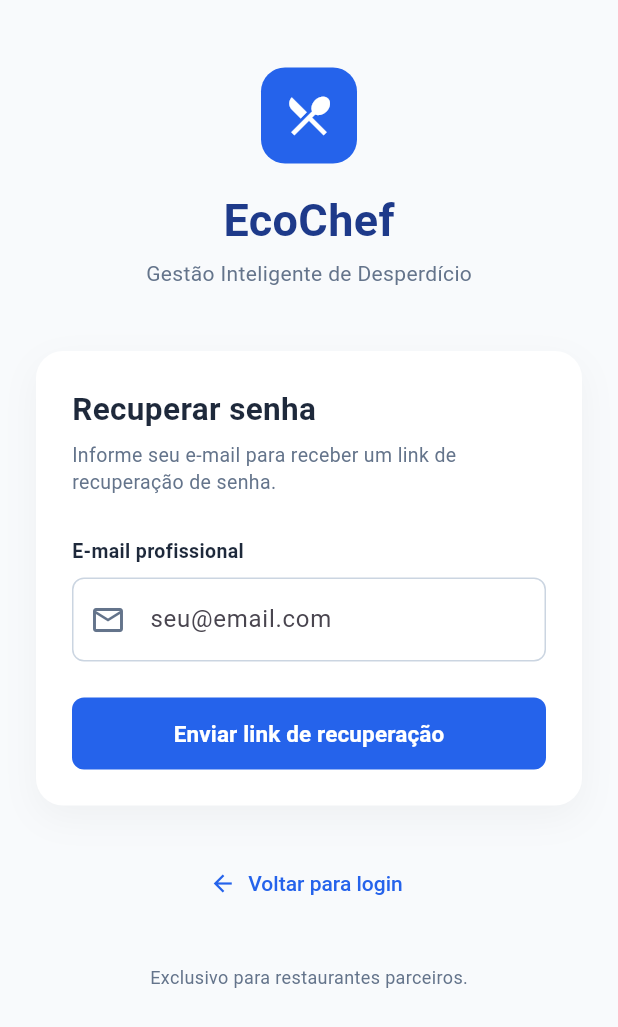
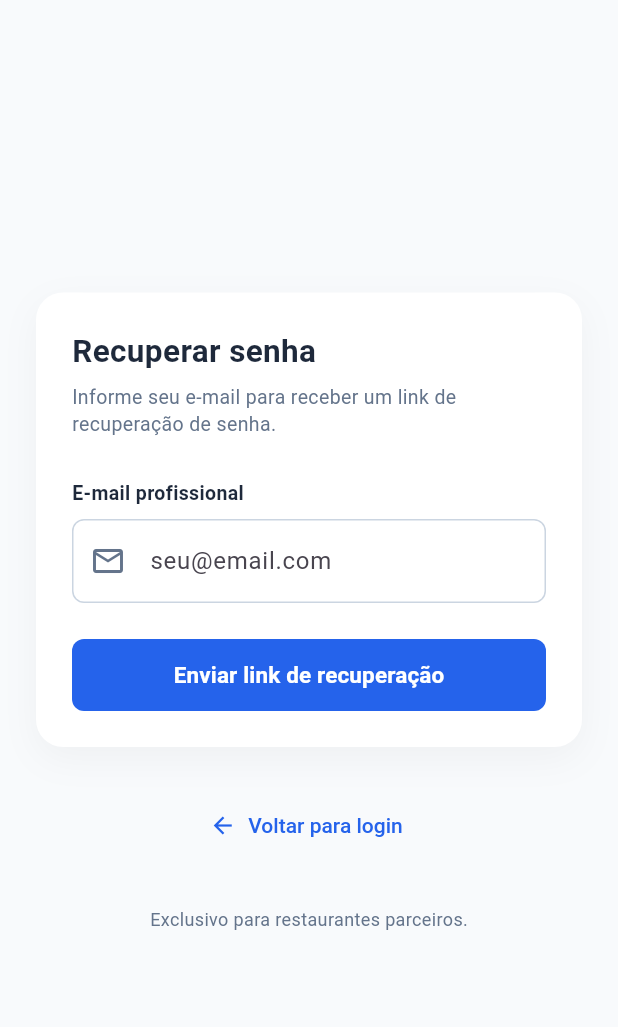
Before and after one commit to rafaelfernandespro/EcoChef, a Flutter app: the screen it shows after launch, after a tap on "Esqueci minha senha", on a phone screen of 412 x 824 dp. Shown: the top 1027 px of the screen. Run offline on Flutter 3.47's test engine with Material 3 defaults, Android fonts, the phone set to English and light mode, and no system bars; our stand-ins replace cloud_firestore, firebase_auth, firebase_core; accounts and stored records are empty.

Commit message:
Ajustes finais para o celular

```diff
--- a/lib/Views/auth/esqueceu-senha/enviar-codigo.dart
+++ b/lib/Views/auth/esqueceu-senha/enviar-codigo.dart
@@ -5,11 +5,13 @@ class ForgotPasswordPage extends StatefulWidget {
   const ForgotPasswordPage({super.key});
 
   @override
-  State<ForgotPasswordPage> createState() => _ForgotPasswordPageState();
+  State<ForgotPasswordPage> createState() =>
+      _ForgotPasswordPageState();
 }
 
 class _ForgotPasswordPageState extends State<ForgotPasswordPage> {
-  final TextEditingController emailController = TextEditingController();
+  final TextEditingController emailController =
+      TextEditingController();
 
   final _formKey = GlobalKey<FormState>();
   bool _carregando = false;
@@ -55,7 +57,8 @@ class _ForgotPasswordPageState extends State<ForgotPasswordPage> {
           break;
 
         case 'too-many-requests':
-          mensagem = 'Muitas tentativas. Tente novamente mais tarde.';
+          mensagem =
+              'Muitas tentativas. Tente novamente mais tarde.';
           break;
 
         case 'network-request-failed':
@@ -63,7 +66,8 @@ class _ForgotPasswordPageState extends State<ForgotPasswordPage> {
           break;
 
         default:
-          mensagem = 'Não foi possível enviar o link. Tente novamente.';
+          mensagem =
+              'Não foi possível enviar o link. Tente novamente.';
       }
 
       if (!mounted) return;
@@ -86,59 +90,32 @@ class _ForgotPasswordPageState extends State<ForgotPasswordPage> {
       backgroundColor: const Color(0xFFF8FAFC),
 
       body: SafeArea(
-        child: SingleChildScrollView(
-          child: Padding(
-            padding: const EdgeInsets.symmetric(horizontal: 24),
-            child: Column(
-              children: [
-                const SizedBox(height: 45),
-
-                // LOGO
-                Container(
-                  width: 64,
-                  height: 64,
-                  decoration: BoxDecoration(
-                    color: const Color(0xFF2563EB),
-                    borderRadius: BorderRadius.circular(16),
-                  ),
-                  child: const Icon(
-                    Icons.restaurant_menu,
-                    color: Colors.white,
-                    size: 34,
-                  ),
+        child: LayoutBuilder(
+          builder: (context, constraints) {
+            return SingleChildScrollView(
+              child: ConstrainedBox(
+                constraints: BoxConstraints(
+                  minHeight: constraints.maxHeight,
                 ),
 
-                const SizedBox(height: 16),
-
-                // NOME
-                const Text(
-                  'EcoChef',
-                  style: TextStyle(
-                    fontSize: 30,
-                    fontWeight: FontWeight.bold,
-                    color: Color(0xFF1E3A8A),
-                  ),
+                child: Padding(
+                  padding: const EdgeInsets.symmetric(
+                    horizontal: 24,
                   ),
 
-                const SizedBox(height: 4),
-
-                const Text(
-                  'Gestão Inteligente de Desperdício',
-                  style: TextStyle(
-                    fontSize: 14,
-                    color: Color(0xFF64748B),
-                  ),
-                ),
-
-                const SizedBox(height: 42),
+                  child: Column(
+                    mainAxisAlignment: MainAxisAlignment.center,
+                    children: [
 
                       // CARD
                       Container(
                         width: double.infinity,
                         padding: const EdgeInsets.all(24),
+
                         decoration: BoxDecoration(
                           color: Colors.white,
                           borderRadius: BorderRadius.circular(18),
+
                           boxShadow: [
                             BoxShadow(
                               color: Colors.black.withOpacity(0.04),
@@ -150,9 +127,13 @@ class _ForgotPasswordPageState extends State<ForgotPasswordPage> {
 
                         child: Form(
                           key: _formKey,
+
                           child: Column(
-                      crossAxisAlignment: CrossAxisAlignment.start,
+                            crossAxisAlignment:
+                                CrossAxisAlignment.start,
+
                             children: [
+
                               // TÍTULO
                               const Text(
                                 'Recuperar senha',
@@ -191,7 +172,8 @@ class _ForgotPasswordPageState extends State<ForgotPasswordPage> {
                               // EMAIL
                               TextFormField(
                                 controller: emailController,
-                          keyboardType: TextInputType.emailAddress,
+                                keyboardType:
+                                    TextInputType.emailAddress,
 
                                 decoration: InputDecoration(
                                   hintText: 'seu@email.com',
@@ -204,27 +186,31 @@ class _ForgotPasswordPageState extends State<ForgotPasswordPage> {
                                   filled: true,
                                   fillColor: Colors.white,
 
-                            contentPadding: const EdgeInsets.symmetric(
+                                  contentPadding:
+                                      const EdgeInsets.symmetric(
                                     horizontal: 16,
                                     vertical: 16,
                                   ),
 
                                   border: OutlineInputBorder(
-                              borderRadius: BorderRadius.circular(8),
+                                    borderRadius:
+                                        BorderRadius.circular(8),
                                     borderSide: const BorderSide(
                                       color: Color(0xFFCBD5E1),
                                     ),
                                   ),
 
                                   enabledBorder: OutlineInputBorder(
-                              borderRadius: BorderRadius.circular(8),
+                                    borderRadius:
+                                        BorderRadius.circular(8),
                                     borderSide: const BorderSide(
                                       color: Color(0xFFCBD5E1),
                                     ),
                                   ),
 
                                   focusedBorder: OutlineInputBorder(
-                              borderRadius: BorderRadius.circular(8),
+                                    borderRadius:
+                                        BorderRadius.circular(8),
                                     borderSide: const BorderSide(
                                       color: Color(0xFF2563EB),
                                       width: 1.5,
@@ -232,14 +218,17 @@ class _ForgotPasswordPageState extends State<ForgotPasswordPage> {
                                   ),
 
                                   errorBorder: OutlineInputBorder(
-                              borderRadius: BorderRadius.circular(8),
+                                    borderRadius:
+                                        BorderRadius.circular(8),
                                     borderSide: const BorderSide(
                                       color: Colors.red,
                                     ),
                                   ),
 
-                            focusedErrorBorder: OutlineInputBorder(
-                              borderRadius: BorderRadius.circular(8),
+                                  focusedErrorBorder:
+                                      OutlineInputBorder(
+                                    borderRadius:
+                                        BorderRadius.circular(8),
                                     borderSide: const BorderSide(
                                       color: Colors.red,
                                     ),
@@ -247,7 +236,8 @@ class _ForgotPasswordPageState extends State<ForgotPasswordPage> {
                                 ),
 
                                 validator: (value) {
-                            if (value == null || value.trim().isEmpty) {
+                                  if (value == null ||
+                                      value.trim().isEmpty) {
                                     return 'Informe seu e-mail';
                                   }
 
@@ -255,7 +245,9 @@ class _ForgotPasswordPageState extends State<ForgotPasswordPage> {
                                     r'^[^@\s]+@[^@\s]+\.[^@\s]+$',
                                   );
 
-                            if (!emailRegex.hasMatch(value.trim())) {
+                                  if (!emailRegex.hasMatch(
+                                    value.trim(),
+                                  )) {
                                     return 'Informe um e-mail válido';
                                   }
 
@@ -269,17 +261,21 @@ class _ForgotPasswordPageState extends State<ForgotPasswordPage> {
                               SizedBox(
                                 width: double.infinity,
                                 height: 48,
+
                                 child: ElevatedButton(
-                            onPressed: _carregando ? null : enviarCodigo,
+                                  onPressed: _carregando
+                                      ? null
+                                      : enviarCodigo,
 
                                   style: ElevatedButton.styleFrom(
-                              backgroundColor: const Color(0xFF2563EB),
+                                    backgroundColor:
+                                        const Color(0xFF2563EB),
                                     foregroundColor: Colors.white,
-
                                     elevation: 0,
 
                                     shape: RoundedRectangleBorder(
-                                borderRadius: BorderRadius.circular(8),
+                                      borderRadius:
+                                          BorderRadius.circular(8),
                                     ),
                                   ),
 
@@ -287,7 +283,9 @@ class _ForgotPasswordPageState extends State<ForgotPasswordPage> {
                                       ? const SizedBox(
                                           width: 22,
                                           height: 22,
-                                  child: CircularProgressIndicator(
+
+                                          child:
+                                              CircularProgressIndicator(
                                             strokeWidth: 2,
                                             color: Colors.white,
                                           ),
@@ -296,7 +294,8 @@ class _ForgotPasswordPageState extends State<ForgotPasswordPage> {
                                           'Enviar link de recuperação',
                                           style: TextStyle(
                                             fontSize: 15,
-                                    fontWeight: FontWeight.w600,
+                                            fontWeight:
+                                                FontWeight.w600,
                                           ),
                                         ),
                                 ),
@@ -324,7 +323,9 @@ class _ForgotPasswordPageState extends State<ForgotPasswordPage> {
                         ),
 
                         style: TextButton.styleFrom(
-                    foregroundColor: const Color(0xFF2563EB),
+                          foregroundColor:
+                              const Color(0xFF2563EB),
+
                           textStyle: const TextStyle(
                             fontSize: 14,
                             fontWeight: FontWeight.w500,
@@ -334,6 +335,7 @@ class _ForgotPasswordPageState extends State<ForgotPasswordPage> {
 
                       const SizedBox(height: 30),
 
+                      // RODAPÉ
                       const Text(
                         'Exclusivo para restaurantes parceiros.',
                         style: TextStyle(
@@ -347,6 +349,9 @@ class _ForgotPasswordPageState extends State<ForgotPasswordPage> {
                   ),
                 ),
               ),
+            );
+          },
+        ),
       ),
     );
   }
--- a/lib/Views/auth/login-page.dart
+++ b/lib/Views/auth/login-page.dart
@@ -1,4 +1,3 @@
-
 import 'package:flutter/material.dart';
 import 'package:firebase_auth/firebase_auth.dart';
 import 'package:cloud_firestore/cloud_firestore.dart';
@@ -232,15 +231,13 @@ class _LoginScreenState extends State<LoginScreen> {
       backgroundColor: const Color(0xFFF4F7FA),
 
       body: SafeArea(
-        child: SingleChildScrollView(
+        child: LayoutBuilder(
+          builder: (context, constraints) {
+            final alturaDisponivel = constraints.maxHeight;
+            final compacto = alturaDisponivel < 700;
+
+            return Padding(
               padding: const EdgeInsets.all(24.0),
-
-          child: ConstrainedBox(
-            constraints: BoxConstraints(
-              minHeight:
-                  MediaQuery.of(context).size.height - 48,
-            ),
-
               child: Column(
                 mainAxisAlignment: MainAxisAlignment.center,
                 children: [
@@ -248,24 +245,24 @@ class _LoginScreenState extends State<LoginScreen> {
                   // LOGO
                   Image.asset(
                     'assets/images/logo.png',
-                  width: 150,
+                    width: compacto ? 100 : 150,
                   ),
 
                   // NOME
                   const Text(
-                  'Ecochef',
+                    'EcoChef',
                     style: TextStyle(
                       fontSize: 28,
                       fontWeight: FontWeight.bold,
                     ),
                   ),
 
-                const SizedBox(height: 30),
+                  SizedBox(height: compacto ? 12 : 30),
 
                   // CARD
                   Container(
                     width: double.infinity,
-                  padding: const EdgeInsets.all(24),
+                    padding: EdgeInsets.all(compacto ? 16 : 24),
 
                     decoration: BoxDecoration(
                       color: Colors.white,
@@ -563,7 +560,8 @@ class _LoginScreenState extends State<LoginScreen> {
                   ),
                 ],
               ),
-          ),
+            );
+          },
         ),
       ),
     );
--- a/lib/Views/home-page.dart
+++ b/lib/Views/home-page.dart
@@ -563,7 +563,9 @@ class _HomePageState extends State<HomePage> {
                   const SizedBox(height: 20),
 
                   // INDICADORES PRINCIPAIS.
-                  Row(
+                  IntrinsicHeight(
+                  child: Row(
+                    crossAxisAlignment: CrossAxisAlignment.stretch,
                     children: [
                       Expanded(
                         child: _kpi(
@@ -598,7 +600,8 @@ class _HomePageState extends State<HomePage> {
                           cor: const Color(0xFFD97706),
                         ),
                       ),
-                    ],
+                      ]
+                    ),
                   ),
 
                   const SizedBox(height: 12),
```
Also changed, not shown: pubspec.yaml (+10 -67 lines), pubspec.lock, 12 other files. Lines whose indentation alone changed are shown as unchanged.
